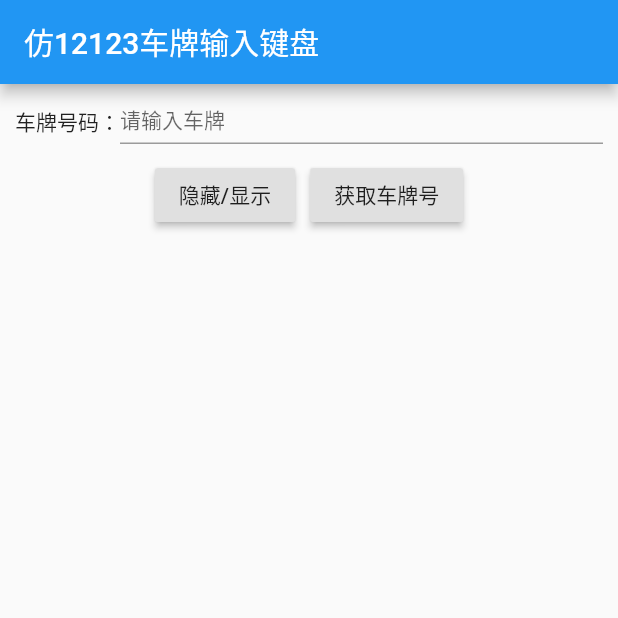
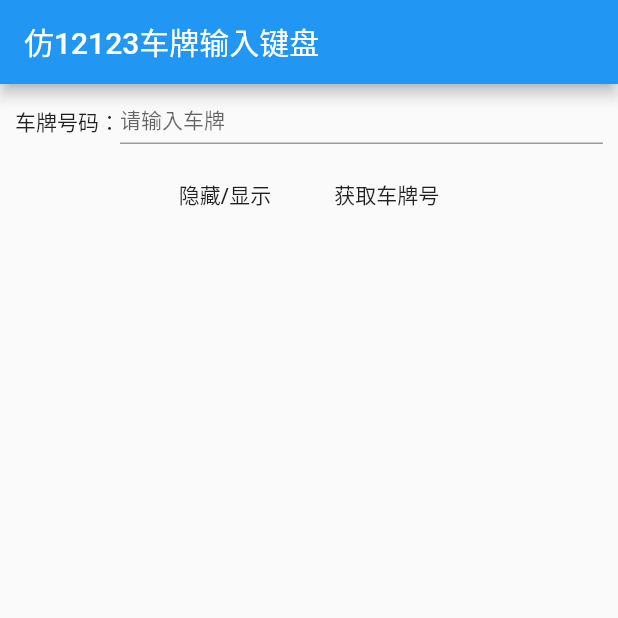
Before and after one commit to xtcel/flutter_vehicle_keyboard, a Flutter app: the screen it shows after launch, on a phone screen of 412 x 824 dp, the top half of it. Run offline on Flutter 3.47's test engine with Material 2 defaults, Android fonts, the phone set to English and light mode, and no system bars.

Commit message:
update support null safety

```diff
--- a/example/lib/main.dart
+++ b/example/lib/main.dart
@@ -1,7 +1,6 @@
 import 'package:flutter/material.dart';
 import 'dart:async';
 
-import 'package:flutter/services.dart';
 import 'package:flutter_vehicle_keyboard/flutter_vehicle_keyboard.dart';
 
 void main() {
@@ -94,7 +93,7 @@ class _MyHomePageState extends State<MyHomePage> {
           Row(
             mainAxisAlignment: MainAxisAlignment.center,
             children: [
-              RaisedButton(
+              MaterialButton(
                 child: Text("隐藏/显示"),
                 onPressed: () {
                   showKeyboard = !showKeyboard;
@@ -108,7 +107,7 @@ class _MyHomePageState extends State<MyHomePage> {
               SizedBox(
                 width: 10,
               ),
-              RaisedButton(
+              MaterialButton(
                 child: Text("获取车牌号"),
                 onPressed: () {
                   vehicleNumber = controller.text;
--- a/example/pubspec.yaml
+++ b/example/pubspec.yaml
@@ -6,7 +6,7 @@ description: Demonstrates how to use the flutter_vehicle_keyboard plugin.
 publish_to: 'none' # Remove this line if you wish to publish to pub.dev
 
 environment:
-  sdk: ">=2.7.0 <3.0.0"
+  sdk: ">=2.12.0 <3.0.0"
 
 dependencies:
   flutter:
--- a/lib/vehicle_field.dart
+++ b/lib/vehicle_field.dart
@@ -14,31 +14,30 @@ class VehicleField extends StatefulWidget {
   bool showKeyBoard;
 
   /// focus node
-  final FocusNode focusNode;
+  final FocusNode? focusNode;
 
   /// text editing controller
-  TextEditingController controller;
+  final TextEditingController? controller;
 
   // TextFieldProps
-  final TextAlign textAlign;
+  final TextAlign? textAlign;
   //字体样式
-  final TextStyle textStyle;
+  final TextStyle? textStyle;
 
-  final InputDecoration inputDecoration;
+  final InputDecoration? inputDecoration;
 
-  VehicleField(
-      {Key key,
+  VehicleField({
+    Key? key,
     this.controller,
     this.vehicleLength = 8,
     this.autoHideKeyBoard = false,
     this.autoSwitchLetterKeyBoard = true,
-      this.showKeyBoard,
+    this.showKeyBoard = false,
     this.focusNode,
     this.textAlign,
     this.inputDecoration,
     this.textStyle,
-      })
-      : super(key: key);
+  }) : super(key: key);
 
   @override
   State<VehicleField> createState() => _VehicleFieldState();
@@ -48,35 +47,35 @@ class _VehicleFieldState extends State<VehicleField> {
   FocusNode _focusNode = FocusNode();
   TextEditingController _controller = TextEditingController();
 
-  OverlayEntry _overlayEntry;
+  OverlayEntry? _overlayEntry;
 
   @override
   void initState() {
     super.initState();
 
     if (widget.focusNode != null) {
-      _focusNode = widget.focusNode;
+      _focusNode = widget.focusNode!;
     }
 
     if (widget.controller != null) {
-      _controller = widget.controller;
+      _controller = widget.controller!;
     }
 
     _focusNode.addListener(() {
       if (_focusNode.hasFocus) {
         this._overlayEntry = this._createOverlayEntry();
-        Overlay.of(context).insert(this._overlayEntry);
+        Overlay.of(context)?.insert(this._overlayEntry!);
         widget.showKeyBoard = true;
       } else {
-        this._overlayEntry.remove();
+        this._overlayEntry?.remove();
         widget.showKeyBoard = false;
       }
     });
   }
 
   OverlayEntry _createOverlayEntry() {
-    RenderBox renderBox = context.findRenderObject();
-    var size = renderBox.size;
+    RenderBox? renderBox = context.findRenderObject() as RenderBox?;
+    var size = renderBox?.size ?? Size.zero;
     // var offset = renderBox.localToGlobal(Offset.zero);
     double width = MediaQuery.of(context).size.width;
 
@@ -102,13 +101,13 @@ class _VehicleFieldState extends State<VehicleField> {
   @override
   Widget build(BuildContext context) {
     return TextField(
-      style: widget.textStyle??TextStyle(fontSize: 14, color: Colors.black87),
+      style: widget.textStyle ?? TextStyle(fontSize: 14, color: Colors.black87),
       focusNode: this._focusNode,
       controller: _controller,
       textAlign: widget.textAlign ?? TextAlign.start,
       showCursor: true,
       readOnly: true,
-      decoration: widget.inputDecoration??InputDecoration(labelText: '请输入车牌'),
+      decoration: widget.inputDecoration ?? InputDecoration(labelText: '请输入车牌'),
     );
   }
 }
--- a/pubspec.yaml
+++ b/pubspec.yaml
@@ -1,11 +1,10 @@
 name: flutter_vehicle_keyboard
 description: Flutter Vehicle Keyboard
-version: 0.0.5
+version: 1.0.0
 homepage: https://github.com/xtcel/flutter_vehicle_keyboard
 
 environment:
-  sdk: ">=2.7.0 <3.0.0"
-  flutter: ">=1.20.0"
+  sdk: '>=2.12.0 <3.0.0'
 
 dependencies:
   flutter:
```
Also changed, not shown: lib/flutter_vehicle_keyboard.dart (+72 -48 lines), example/pubspec.lock, pubspec.lock, 9 other files. Lines whose indentation alone changed are shown as unchanged.
